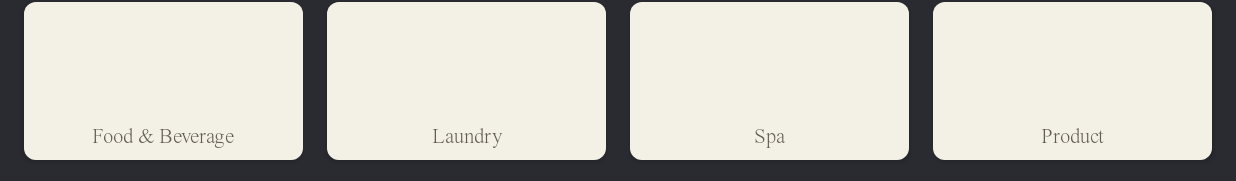
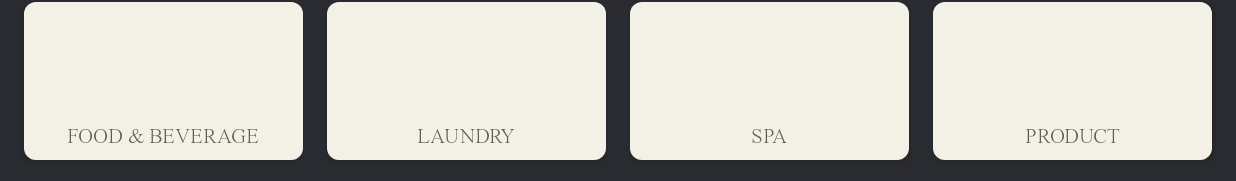
Before and after one commit to kunangkunang-dev/kkr-mobile, an Android app: the MainActivity screen opened directly, with no data from a screen before it, on a phone screen of 824 x 412 dp (held sideways). Shown: the part 434-615 px from the top of the screen. Run offline under Robolectric (Android 15) with nearby library versions, the phone set to English and light mode, and no system bars; libraries missing offline, so code that uses them is left out: com.synnapps.carouselview, com.zendesk.service, zendesk.chat, zendesk.messaging; plain views replace CarouselView; pictures from the network do not load; 3 statements that could not run were skipped.

Commit message:
revisi tampilan

```diff
--- a/app/src/main/AndroidManifest.xml
+++ b/app/src/main/AndroidManifest.xml
@@ -24,6 +24,7 @@
         android:roundIcon="@mipmap/ic_launcher_round"
         android:supportsRtl="true"
         android:theme="@style/AppTheme"
+        android:testOnly="true"
         android:usesCleartextTraffic="true">
 
         <activity
--- a/app/src/main/res/layout/activity_main.xml
+++ b/app/src/main/res/layout/activity_main.xml
@@ -154,6 +154,7 @@
                     app:layout_constraintTop_toBottomOf="@+id/btn_welcome">
 
                     <TextView
+                        android:fontFamily="@font/times_now_semilight"
                         android:id="@+id/tv_current_hour"
                         android:layout_width="wrap_content"
                         android:layout_height="wrap_content"
@@ -174,6 +175,7 @@
                         android:textSize="40sp" />
 
                     <TextView
+                        android:fontFamily="@font/times_now_semilight"
                         android:id="@+id/tv_current_minutes"
                         android:layout_width="wrap_content"
                         android:layout_height="wrap_content"
@@ -240,6 +242,7 @@
                     app:layout_constraintTop_toTopOf="parent" />
 
                 <TextView
+                    android:fontFamily="@font/times_now_semilight"
                     android:id="@+id/tv_current_temp"
                     android:layout_width="0dp"
                     android:layout_height="wrap_content"
@@ -252,7 +255,7 @@
                     app:layout_constraintEnd_toEndOf="parent"
                     app:layout_constraintStart_toStartOf="parent"
                     app:layout_constraintTop_toBottomOf="@+id/tv_location"
-                    tools:text="29" />
+                    tools:text="29 \u00B0C" />
 
                 <TextView
                     android:id="@+id/tv_current_weather"
@@ -264,6 +267,7 @@
                     android:layout_marginBottom="16dp"
                     android:gravity="start"
                     android:singleLine="true"
+                    android:textStyle="italic"
                     android:textColor="@android:color/white"
                     app:layout_constraintBottom_toBottomOf="parent"
                     app:layout_constraintEnd_toEndOf="parent"
@@ -378,7 +382,8 @@
                     android:layout_height="wrap_content"
                     android:layout_marginBottom="8dp"
                     android:gravity="center"
-                    android:text="Food &amp; Beverage"
+                    android:fontFamily="@font/times_now_semilight"
+                    android:text="FOOD &amp; BEVERAGE"
                     android:textColor="@color/colorFill"
                     app:layout_constraintBottom_toBottomOf="parent"
                     app:layout_constraintEnd_toEndOf="parent"
@@ -420,12 +425,13 @@
                     app:layout_constraintTop_toTopOf="parent" />
 
                 <TextView
+                    android:fontFamily="@font/times_now_semilight"
                     android:id="@+id/textView9"
                     android:layout_width="0dp"
                     android:layout_height="wrap_content"
                     android:layout_marginBottom="8dp"
                     android:gravity="center"
-                    android:text="Laundry"
+                    android:text="LAUNDRY"
                     android:textColor="@color/colorFill"
                     app:layout_constraintBottom_toBottomOf="parent"
                     app:layout_constraintEnd_toEndOf="parent"
@@ -467,12 +473,13 @@
                     app:layout_constraintTop_toTopOf="parent" />
 
                 <TextView
+                    android:fontFamily="@font/times_now_semilight"
                     android:id="@+id/textView10"
                     android:layout_width="0dp"
                     android:layout_height="wrap_content"
                     android:layout_marginBottom="8dp"
                     android:gravity="center"
-                    android:text="Spa"
+                    android:text="SPA"
                     android:textColor="@color/colorFill"
                     app:layout_constraintBottom_toBottomOf="parent"
                     app:layout_constraintEnd_toEndOf="parent"
@@ -514,12 +521,13 @@
                     app:layout_constraintTop_toTopOf="parent" />
 
                 <TextView
+                    android:fontFamily="@font/times_now_semilight"
                     android:id="@+id/textView"
                     android:layout_width="0dp"
                     android:layout_height="wrap_content"
                     android:layout_marginBottom="8dp"
                     android:gravity="center"
-                    android:text="Product"
+                    android:text="PRODUCT"
                     android:textColor="@color/colorFill"
                     app:layout_constraintBottom_toBottomOf="parent"
                     app:layout_constraintEnd_toEndOf="parent"
```
Also changed, not shown: app/src/main/java/com/kunangkunang/app/activity/MainActivity.kt (+18 -2 lines), app/src/main/res/drawable/shape_dotted_lines.xml (added, +10 -0 lines), app/src/main/res/layout/item_news.xml (+4 -3 lines).
